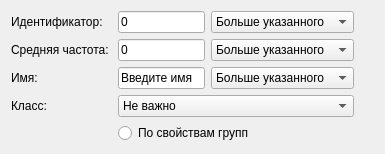
mcstarioni/OBOSSANIY-CURSACH, file inssearch.ui: the form before one commit.
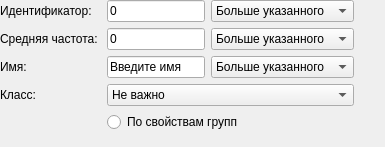
The form after the commit.

What changed in the file:
```diff
--- a/inssearch.ui
+++ b/inssearch.ui
@@ -14,6 +14,18 @@
    <string>Form</string>
   </property>
   <layout class="QHBoxLayout" name="horizontalLayout">
+   <property name="leftMargin">
+    <number>0</number>
+   </property>
+   <property name="topMargin">
+    <number>0</number>
+   </property>
+   <property name="rightMargin">
+    <number>0</number>
+   </property>
+   <property name="bottomMargin">
+    <number>0</number>
+   </property>
    <item>
     <layout class="QFormLayout" name="formLayout_2">
      <item row="0" column="0">
```
